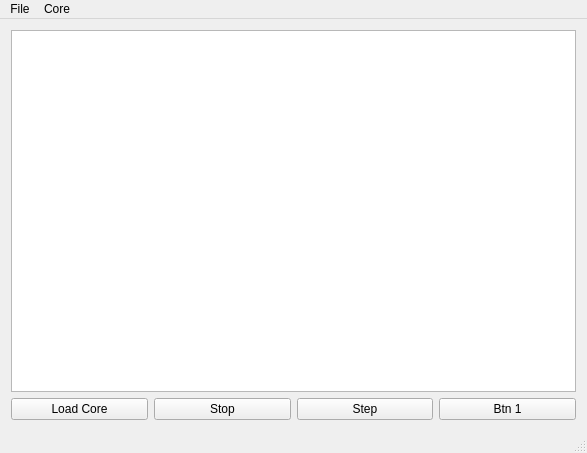
This is QAvrRunner3/mainwindow.ui in kevza/QAvrSimulator as Qt 5 draws it before an edit. The edited form follows.
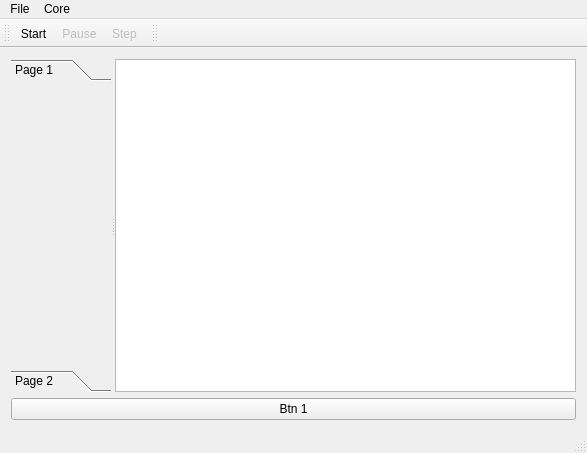
This is the edited form. Icons and pictures are not drawn.

Diff of the .ui file:
```diff
--- a/QAvrRunner3/mainwindow.ui
+++ b/QAvrRunner3/mainwindow.ui
@@ -14,10 +14,50 @@
    <string>MainWindow</string>
   </property>
   <widget class="QWidget" name="centralWidget">
-   <layout class="QVBoxLayout" name="verticalLayout_2">
-    <item>
      <layout class="QVBoxLayout" name="verticalLayout">
       <item>
+     <widget class="QSplitter" name="splitter">
+      <property name="orientation">
+       <enum>Qt::Horizontal</enum>
+      </property>
+      <widget class="QToolBox" name="toolBox">
+       <property name="maximumSize">
+        <size>
+         <width>100</width>
+         <height>16777215</height>
+        </size>
+       </property>
+       <property name="currentIndex">
+        <number>0</number>
+       </property>
+       <widget class="QWidget" name="page">
+        <property name="geometry">
+         <rect>
+          <x>0</x>
+          <y>0</y>
+          <width>100</width>
+          <height>255</height>
+         </rect>
+        </property>
+        <attribute name="label">
+         <string>Page 1</string>
+        </attribute>
+        <zorder></zorder>
+       </widget>
+       <widget class="QWidget" name="page_2">
+        <property name="geometry">
+         <rect>
+          <x>0</x>
+          <y>0</y>
+          <width>140</width>
+          <height>255</height>
+         </rect>
+        </property>
+        <attribute name="label">
+         <string>Page 2</string>
+        </attribute>
+       </widget>
+      </widget>
        <widget class="QGraphicsView" name="mainGView">
         <property name="foregroundBrush">
          <brush brushstyle="NoBrush">
@@ -37,28 +77,6 @@
          </rectf>
         </property>
        </widget>
-      </item>
-      <item>
-       <layout class="QHBoxLayout" name="horizontalLayout">
-        <item>
-         <widget class="QPushButton" name="btnStart">
-          <property name="text">
-           <string>Load Core</string>
-          </property>
-         </widget>
-        </item>
-        <item>
-         <widget class="QPushButton" name="btnStop">
-          <property name="text">
-           <string>Stop</string>
-          </property>
-         </widget>
-        </item>
-        <item>
-         <widget class="QPushButton" name="btnStep">
-          <property name="text">
-           <string>Step</string>
-          </property>
          </widget>
         </item>
         <item>
@@ -69,10 +87,6 @@
          </widget>
         </item>
        </layout>
-      </item>
-     </layout>
-    </item>
-   </layout>
   </widget>
   <widget class="QMenuBar" name="menuBar">
    <property name="geometry">
@@ -99,6 +113,34 @@
    <addaction name="menuCore"/>
   </widget>
   <widget class="QStatusBar" name="statusBar"/>
+  <widget class="QToolBar" name="toolBar">
+   <property name="enabled">
+    <bool>true</bool>
+   </property>
+   <property name="windowTitle">
+    <string>toolBar</string>
+   </property>
+   <attribute name="toolBarArea">
+    <enum>TopToolBarArea</enum>
+   </attribute>
+   <attribute name="toolBarBreak">
+    <bool>false</bool>
+   </attribute>
+   <addaction name="actionStart"/>
+   <addaction name="actionPause"/>
+   <addaction name="actionStep"/>
+  </widget>
+  <widget class="QToolBar" name="toolBar_2">
+   <property name="windowTitle">
+    <string>toolBar_2</string>
+   </property>
+   <attribute name="toolBarArea">
+    <enum>TopToolBarArea</enum>
+   </attribute>
+   <attribute name="toolBarBreak">
+    <bool>false</bool>
+   </attribute>
+  </widget>
   <action name="actionLoad_Hex">
    <property name="text">
     <string>Load Hex</string>
@@ -112,6 +154,52 @@
     <string>Debug Mode</string>
    </property>
   </action>
+  <action name="actionStart">
+   <property name="checkable">
+    <bool>true</bool>
+   </property>
+   <property name="icon">
+    <iconset resource="RunnerResources.qrc">
+     <normaloff>:/icons/Icons/Play.png</normaloff>
+     <activeoff>:/icons/Icons/Play.png</activeoff>
+     <activeon>:/icons/Icons/Play.png</activeon>
+     <selectedoff>:/icons/Icons/Stop.png</selectedoff>
+     <selectedon>:/icons/Icons/Play.png</selectedon>:/icons/Icons/Play.png</iconset>
+   </property>
+   <property name="text">
+    <string>Start</string>
+   </property>
+   <property name="toolTip">
+    <string>&lt;html&gt;&lt;head/&gt;&lt;body&gt;&lt;p&gt;Start&lt;/p&gt;&lt;/body&gt;&lt;/html&gt;</string>
+   </property>
+  </action>
+  <action name="actionPause">
+   <property name="checkable">
+    <bool>true</bool>
+   </property>
+   <property name="enabled">
+    <bool>false</bool>
+   </property>
+   <property name="icon">
+    <iconset resource="RunnerResources.qrc">
+     <normaloff>:/icons/Icons/Pause.png</normaloff>:/icons/Icons/Pause.png</iconset>
+   </property>
+   <property name="text">
+    <string>Pause</string>
+   </property>
+  </action>
+  <action name="actionStep">
+   <property name="enabled">
+    <bool>false</bool>
+   </property>
+   <property name="icon">
+    <iconset resource="RunnerResources.qrc">
+     <normaloff>:/icons/Icons/Step.png</normaloff>:/icons/Icons/Step.png</iconset>
+   </property>
+   <property name="text">
+    <string>Step</string>
+   </property>
+  </action>
  </widget>
  <layoutdefault spacing="6" margin="11"/>
  <resources/>
```
Left out of the diff: 4 changed lines with no effect on the pictures. Lines whose indentation alone changed are shown as unchanged.
